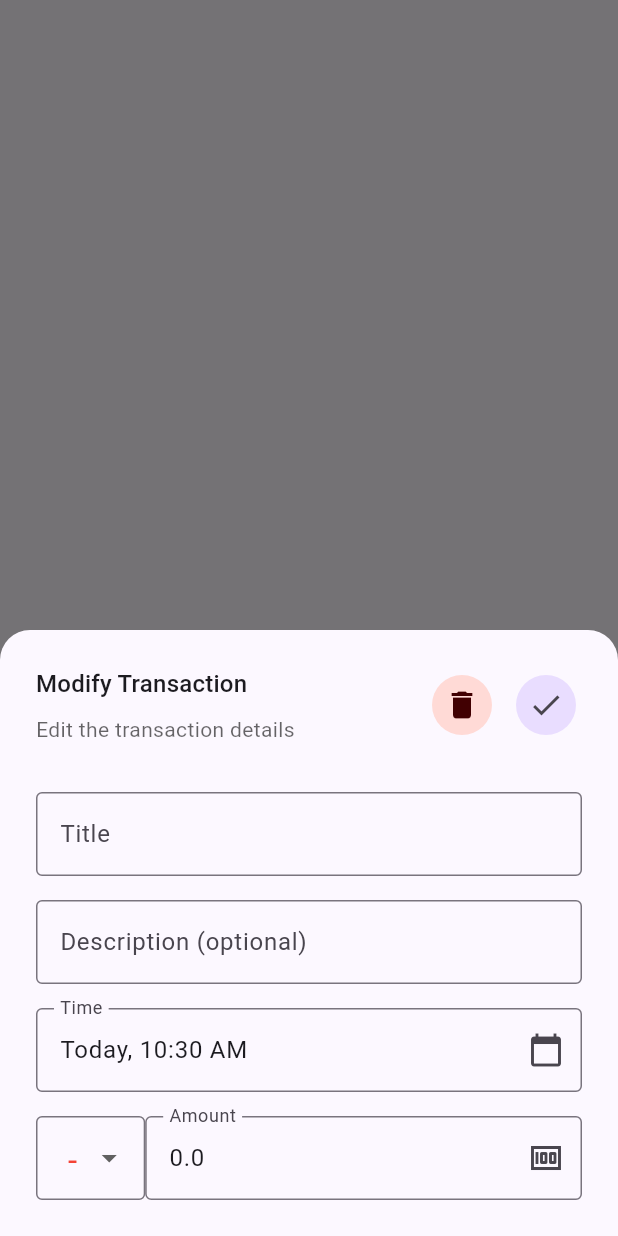
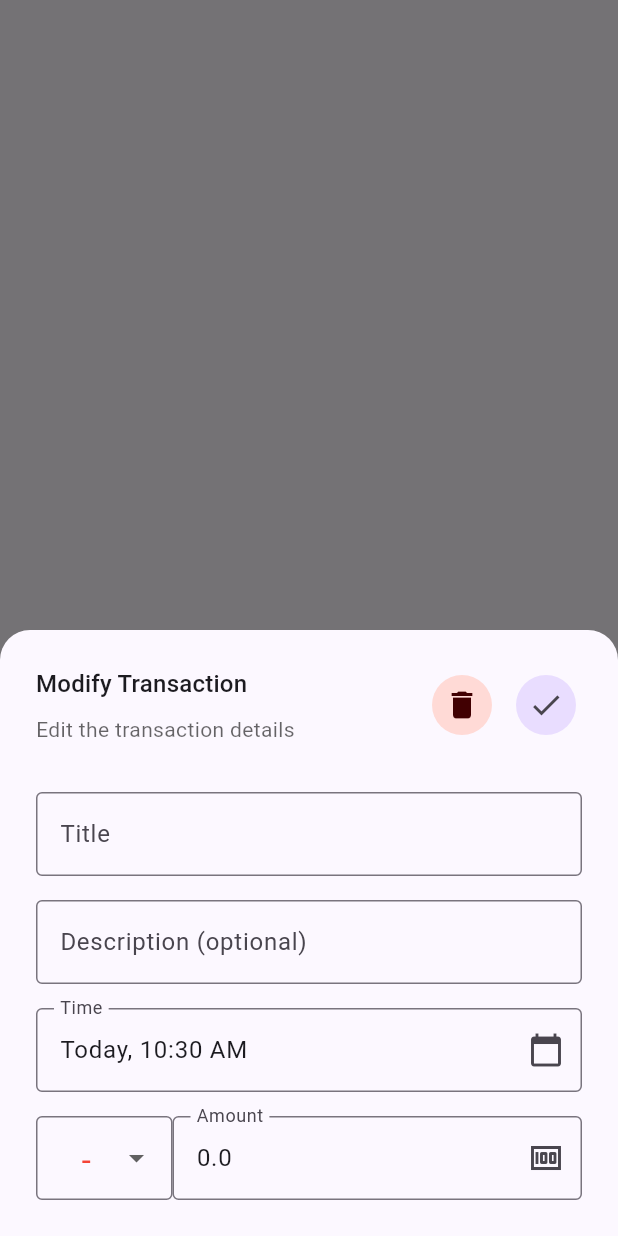
Before and after one commit to izxxr/khaata, a Flutter app: what showTransactionModal() shows on an empty page, opened directly with empty values, on a phone screen of 412 x 824 dp. Run offline on Flutter 3.47's test engine with Material 3 defaults, Android fonts, the phone set to English and light mode, and no system bars; our stand-ins replace drift, drift_flutter, flutter_bloc, go_router, google_fonts, shared_preferences; accounts and stored records are empty; generated files the repository leaves out were written again.

Commit message:
Use flex: 3 on transaction amount sign dropdown
Works well on most devices

```diff
--- a/lib/features/transactions/widgets/transaction_modal.dart
+++ b/lib/features/transactions/widgets/transaction_modal.dart
@@ -232,7 +232,7 @@ Future showTransactionModal(
                       ),
                     ),
                     Flexible(
-                      flex: 4,
+                      flex: 3,
                       child: TextFormField(
                         decoration: InputDecoration(
                           label: Text("Amount"),
```
